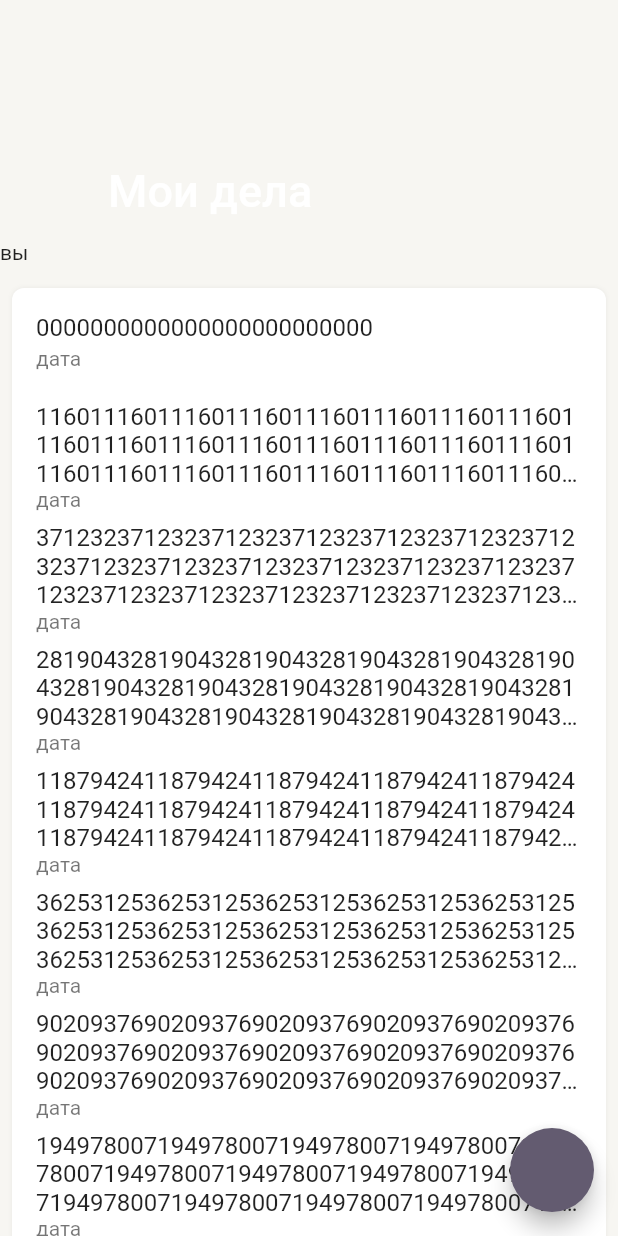
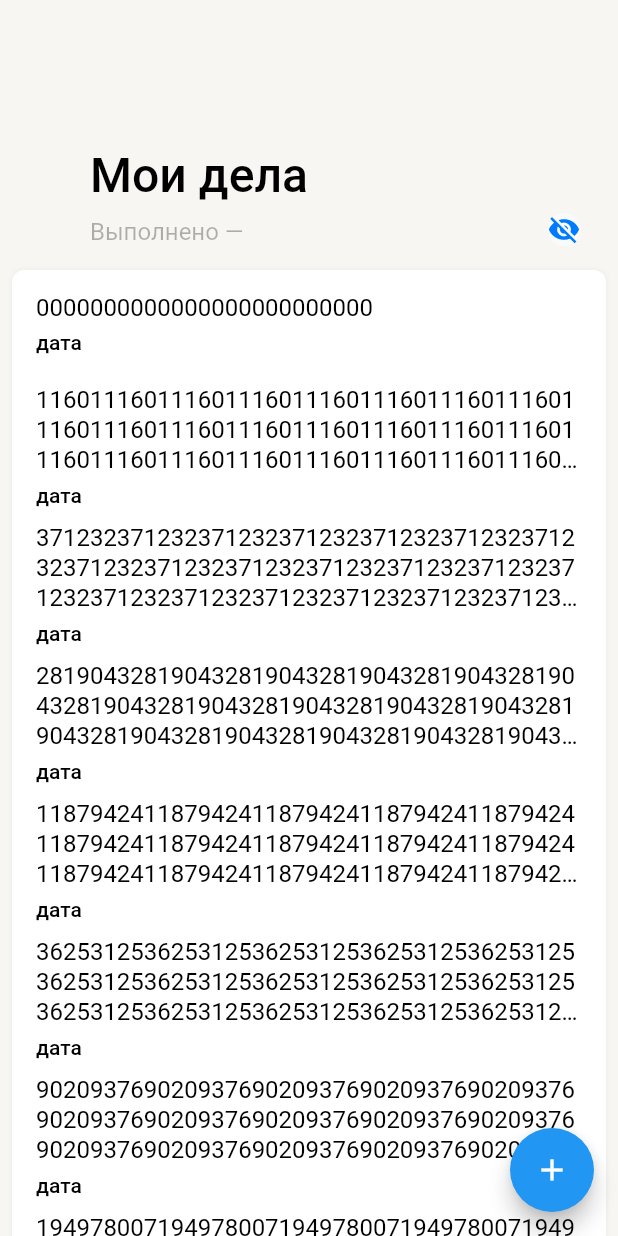
Before and after one commit to IBKnight/yandex_todo_list, a Flutter app: the screen it shows after launch, on a phone screen of 412 x 824 dp. Run offline on Flutter 3.47's test engine with Material 3 defaults, Android fonts, the phone set to English and light mode, and no system bars.

Commit message:
added animated appbar; completed palette; added texttheme

```diff
--- a/lib/src/app.dart
+++ b/lib/src/app.dart
@@ -1,4 +1,5 @@
 import 'package:flutter/material.dart';
+import 'package:yandex_todo_list/src/common/app_theme.dart';
 import 'package:yandex_todo_list/src/features/todos_list/presentation/todos_list_screen.dart';
 
 class App extends StatelessWidget {
@@ -9,11 +10,8 @@ class App extends StatelessWidget {
     return MaterialApp(
       title: 'ToDo List',
       debugShowCheckedModeBanner: false,
-      theme: ThemeData(
-        colorScheme: ColorScheme.fromSeed(seedColor: Colors.deepPurple),
-        useMaterial3: false,
-
-      ),
+      theme: AppTheme.lightTheme,
+      darkTheme: AppTheme.darkTheme,
       home: const TodosListScreen(),
     );
   }
--- /dev/null
+++ b/lib/src/common/app_theme.dart
@@ -0,0 +1,85 @@
+import 'package:flutter/material.dart';
+import 'package:yandex_todo_list/src/common/palette.dart';
+
+abstract class AppTheme {
+  static ThemeData get lightTheme => ThemeData(
+        useMaterial3: false,
+        textTheme: const TextTheme(
+          //? Large title
+          titleLarge: TextStyle(
+            fontSize: 32,
+            height: 38 / 32,
+            color: Palette.labelPrimaryLight,
+            fontWeight: FontWeight.w500,
+          ),
+          //? Title
+          titleMedium: TextStyle(
+            fontSize: 20,
+            height: 32 / 20,
+            color: Palette.labelPrimaryLight,
+            fontWeight: FontWeight.w500,
+          ),
+          //? Body
+          bodyLarge: TextStyle(
+            fontSize: 16,
+            height: 20 / 16,
+            color: Palette.labelPrimaryLight,
+            fontWeight: FontWeight.w400,
+          ),
+          //? Button
+          bodyMedium: TextStyle(
+            fontSize: 14,
+            height: 24 / 14,
+            color: Palette.labelPrimaryLight,
+            fontWeight: FontWeight.w500,
+          ),
+          //? Subhead
+          bodySmall: TextStyle(
+            fontSize: 14,
+            height: 20 / 14,
+            color: Palette.labelPrimaryLight,
+            fontWeight: FontWeight.w400,
+          ),
+        ),
+      );
+  static ThemeData get darkTheme => ThemeData(
+        useMaterial3: false,
+        textTheme: const TextTheme(
+          //? Large title
+          titleLarge: TextStyle(
+            fontSize: 32,
+            height: 38 / 32,
+            color: Palette.labelPrimaryDark,
+            fontWeight: FontWeight.w500,
+          ),
+          //? Title
+          titleMedium: TextStyle(
+            fontSize: 20,
+            height: 32 / 20,
+            color: Palette.labelPrimaryDark,
+            fontWeight: FontWeight.w500,
+          ),
+          //? Body
+          bodyLarge: TextStyle(
+            fontSize: 16,
+            height: 20 / 16,
+            color: Palette.labelPrimaryDark,
+            fontWeight: FontWeight.w400,
+          ),
+          //? Button
+          bodyMedium: TextStyle(
+            fontSize: 14,
+            height: 24 / 14,
+            color: Palette.labelPrimaryDark,
+            fontWeight: FontWeight.w500,
+          ),
+          //? Subhead
+          bodySmall: TextStyle(
+            fontSize: 14,
+            height: 20 / 14,
+            color: Palette.labelPrimaryDark,
+            fontWeight: FontWeight.w400,
+          ),
+        ),
+      );
+}
--- a/lib/src/common/palette.dart
+++ b/lib/src/common/palette.dart
@@ -1,3 +1,37 @@
-abstract class Palette{
+import 'dart:ui';
 
+abstract class Palette {
+  //light
+  static const Color separatorLight = Color(0x33000000);
+  static const Color overlayLight = Color(0x0F000000);
+  static const Color labelPrimaryLight = Color(0xFF000000);
+  static const Color labelSecondaryLight = Color(0x99000000);
+  static const Color labelTertiaryLight = Color(0x4D000000);
+  static const Color labelDisableLight = Color(0x26000000);
+  static const Color redLight = Color(0xFFFF3B30);
+  static const Color greenLight = Color(0xFF34C759);
+  static const Color blueLight = Color(0xFF007AFF);
+  static const Color colorGrayLight = Color(0xFF8E8E93);
+  static const Color colorLightGrayLight = Color(0xFFD1D1D6);
+  static const Color colorWhiteLight = Color(0xFFFFFFFF);
+  static const Color backPrimaryLight = Color(0xFFF7F6F2);
+  static const Color backSecondaryLight = Color(0xFFFFFFFF);
+  static const Color backElevatedLight = Color(0xFFFFFFFF);
+
+  //dark
+  static const Color separatorDark = Color(0x33FFFFFF);
+  static const Color overlayDark = Color(0x52000000);
+  static const Color labelPrimaryDark = Color(0xFFFFFFFF);
+  static const Color labelSecondaryDark = Color(0x99FFFFFF);
+  static const Color labelTertiaryDark = Color(0x66FFFFFF);
+  static const Color labelDisableDark = Color(0x26FFFFFF);
+  static const Color redDark = Color(0xFFFF3B30);
+  static const Color greenDark = Color(0xFF34C759);
+  static const Color blueDark = Color(0xFF007AFF);
+  static const Color colorGrayDark = Color(0xFF8E8E93);
+  static const Color colorLightGrayDark = Color(0xFF48484A);
+  static const Color colorWhiteDark = Color(0xFFFFFFFF);
+  static const Color backPrimaryDark = Color(0xFF161618);
+  static const Color backSecondaryDark = Color(0xFF252528);
+  static const Color backElevatedDark = Color(0xFF3C3C3F);
 }
--- a/lib/src/features/todos_list/presentation/todos_list_screen.dart
+++ b/lib/src/features/todos_list/presentation/todos_list_screen.dart
@@ -1,8 +1,10 @@
 import 'dart:math';
 
 import 'package:flutter/material.dart';
+import 'package:yandex_todo_list/src/common/palette.dart';
 import 'package:yandex_todo_list/src/common/strings.dart';
 import 'package:yandex_todo_list/src/features/todos_list/domain/todo_entity.dart';
+import 'package:yandex_todo_list/src/features/todos_list/presentation/widgets/todo_appbar.dart';
 
 class TodosListScreen extends StatefulWidget {
   const TodosListScreen({super.key});
@@ -11,7 +13,9 @@ class TodosListScreen extends StatefulWidget {
   State<TodosListScreen> createState() => _TodosListScreenState();
 }
 
-class _TodosListScreenState extends State<TodosListScreen> {
+class _TodosListScreenState extends State<TodosListScreen>
+    with SingleTickerProviderStateMixin {
+  //? Mock todos
   final List<TodoEntity> mockList = List.generate(20, (index) {
     final random = Random();
 
@@ -28,27 +32,18 @@ class _TodosListScreenState extends State<TodosListScreen> {
       isCompleted: random.nextBool(),
     );
   });
+  //?
 
   @override
   Widget build(BuildContext context) {
     return Scaffold(
-      backgroundColor: const Color(0xFFF7F6F2),
+      backgroundColor: Palette.backPrimaryLight,
       body: CustomScrollView(
         slivers: [
-          const SliverAppBar(
-            backgroundColor: Color(0xFFF7F6F2),
+          SliverPersistentHeader(
+            delegate: TodoSliverPersistentDelegate(),
             pinned: true,
-            snap: false,
             floating: false,
-            expandedHeight: 160.0,
-            flexibleSpace: FlexibleSpaceBar(
-              title: Text(Strings.myTodos),
-            ),
-          ),
-          const SliverToBoxAdapter(
-            child: Row(
-              children: [Text('вы')],
-            ),
           ),
           SliverPadding(
             padding: const EdgeInsets.symmetric(
@@ -75,16 +70,18 @@ class _TodosListScreenState extends State<TodosListScreen> {
                 itemBuilder: (context, index) {
                   // TodoEntity item = mockList[index];
                   if (index == mockList.length) {
-                    return Text(Strings.newTodos);
+                    return const Text(Strings.newTodos);
                   }
                   return ListTile(
                     title: Text(
                       mockList[index].description,
                       maxLines: 3,
                       overflow: TextOverflow.ellipsis,
+                      style: Theme.of(context).textTheme.bodyLarge,
                     ),
-                    subtitle:
-                        mockList[index].date != null ? const Text(Strings.date) : null,
+                    subtitle: mockList[index].date != null
+                        ? const Text(Strings.date)
+                        : null,
                   );
                 },
               ),
@@ -95,7 +92,10 @@ class _TodosListScreenState extends State<TodosListScreen> {
           ),
         ],
       ),
-      floatingActionButton: FloatingActionButton(onPressed: () {}),
+      floatingActionButton: FloatingActionButton(
+        onPressed: () {},
+        child: const Icon(Icons.add),
+      ),
     );
   }
 }
```
Also changed, not shown: lib/src/features/todos_list/presentation/widgets/todo_appbar.dart (added, +111 -0 lines).
